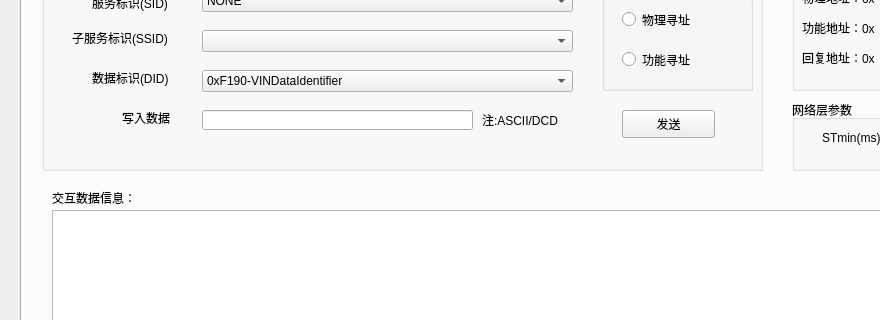
The window that udssoft.ui (liuweiliang2006/UDS_soft) describes before a commit, drawn with Qt 5; both pictures show x 0 to 880 and y 216 to 536 of the 1160 by 786 pixel window.
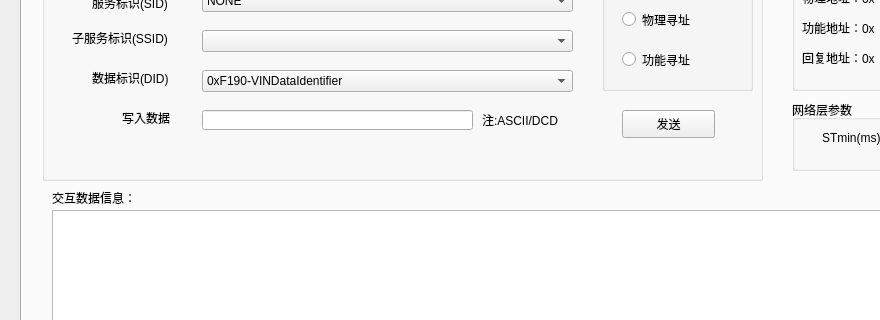
The same window after the commit.

```diff
--- a/udssoft.ui
+++ b/udssoft.ui
@@ -482,7 +482,7 @@
         <x>20</x>
         <y>20</y>
         <width>721</width>
-        <height>221</height>
+        <height>231</height>
        </rect>
       </property>
       <property name="title">
@@ -753,6 +753,19 @@
         <string>注:ASCII/DCD</string>
        </property>
       </widget>
+      <widget class="QLabel" name="label_rec_data">
+       <property name="geometry">
+        <rect>
+         <x>40</x>
+         <y>190</y>
+         <width>511</width>
+         <height>31</height>
+        </rect>
+       </property>
+       <property name="text">
+        <string/>
+       </property>
+      </widget>
      </widget>
      <widget class="QLabel" name="label_13">
       <property name="geometry">
```
